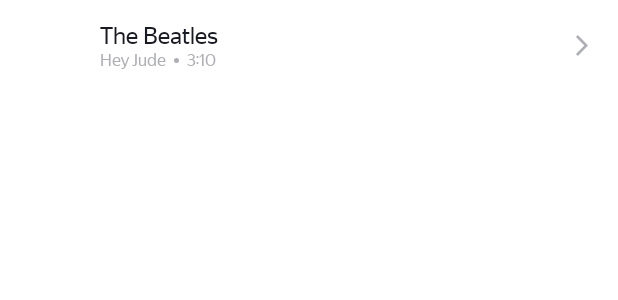
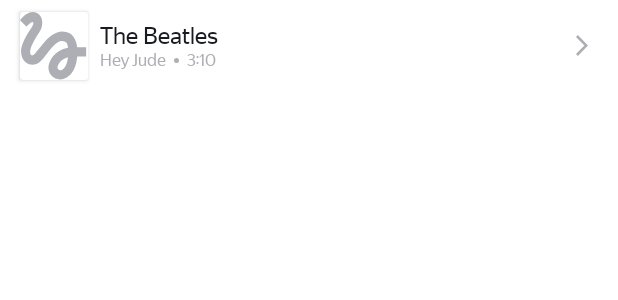
Before and after one commit to MalyhinIlya/PlaylistMaker, an Android app: the layout track_layout.xml on its own in the app's theme, with its tools: preview values and no code run, on a phone screen of 412 x 824 dp. Shown: the top 300 px of the screen. Run offline under Robolectric (Android 15) with nearby library versions, the phone set to English and light mode, and no system bars.

Commit message:
Спринт 10. Исправления. Добавлен плейсхолдер картинок альбомов. Закругления обложек

```diff
--- a/app/src/main/java/ru/practicum/playlistmaker/TrackViewHolder.kt
+++ b/app/src/main/java/ru/practicum/playlistmaker/TrackViewHolder.kt
@@ -1,9 +1,11 @@
 package ru.practicum.playlistmaker
 
 import android.app.Application
+import android.graphics.drawable.Drawable
 import android.view.View
 import android.widget.ImageView
 import android.widget.TextView
+import androidx.core.content.ContextCompat
 import androidx.recyclerview.widget.RecyclerView
 import com.bumptech.glide.Glide
 import ru.practicum.playlistmaker.model.Track
@@ -16,7 +18,9 @@ class TrackViewHolder(itemView: View): RecyclerView.ViewHolder(itemView) {
     val trackDuration = itemView.findViewById<TextView>(R.id.track_duration)
 
     fun bind(track: Track) {
-        Glide.with(itemView).load(track.artworkUrl).into(albumImg)
+        Glide.with(itemView).load(track.artworkUrl).into(albumImg).onLoadFailed(
+            ContextCompat.getDrawable(itemView.context, R.drawable.placeholder)
+        )
         artist.text = track.artistName
         trackName.text = track.trackName
         trackDuration.text = track.trackTime
--- /dev/null
+++ b/app/src/main/res/drawable/placeholder.xml
@@ -0,0 +1,9 @@
+<vector xmlns:android="http://schemas.android.com/apk/res/android"
+    android:width="35dp"
+    android:height="34dp"
+    android:viewportWidth="35"
+    android:viewportHeight="34">
+  <path
+      android:pathData="M3.281,7.294C4.594,5.963 5.906,4.762 6.488,5.006C7.425,5.381 6.488,6.938 5.925,7.856C5.456,8.644 0.563,15.15 0.563,19.688C0.563,22.087 1.462,24.075 3.075,25.275C4.481,26.325 6.338,26.644 8.025,26.138C10.031,25.556 11.681,23.513 13.762,20.944C16.031,18.15 19.069,14.494 21.413,14.494C24.469,14.494 24.506,16.388 24.712,17.85C17.625,19.05 14.625,24.731 14.625,27.919C14.625,31.106 17.325,33.713 20.644,33.713C23.7,33.713 28.688,31.219 29.438,22.275H34.05V17.587H29.419C29.138,14.494 27.375,9.712 21.862,9.712C17.644,9.712 14.025,13.294 12.6,15.038C11.512,16.406 8.738,19.688 8.306,20.138C7.838,20.7 7.031,21.712 6.225,21.712C5.381,21.712 4.875,20.156 5.55,18.112C6.206,16.069 8.175,12.75 9.019,11.512C10.481,9.375 11.456,7.912 11.456,5.363C11.456,1.294 8.381,0 6.75,0C4.275,0 2.119,1.875 1.65,2.344C0.975,3.019 0.412,3.581 0,4.088L3.281,7.294ZM20.7,29.156C20.119,29.156 19.313,28.669 19.313,27.806C19.313,26.681 20.681,23.681 24.694,22.631C24.131,27.675 22.013,29.156 20.7,29.156Z"
+      android:fillColor="#AEAFB4"/>
+</vector>
--- a/app/src/main/res/layout/track_layout.xml
+++ b/app/src/main/res/layout/track_layout.xml
@@ -6,13 +6,23 @@
     android:layout_height="wrap_content"
     android:orientation="horizontal">
 
-    <ImageView
-        android:id="@+id/album_img"
+    <androidx.cardview.widget.CardView
         android:layout_width="@dimen/album_image_length"
         android:layout_height="@dimen/album_image_length"
+        android:layout_marginStart="@dimen/album_start_margin"
         android:layout_marginVertical="@dimen/album_vert_margin"
-        android:layout_marginStart="@dimen/album_start_margin"
-        android:layout_marginEnd="@dimen/album_end_margin" />
+        android:layout_marginEnd="@dimen/album_end_margin"
+        app:cardCornerRadius="2dp">
+
+        <ImageView
+            android:id="@+id/album_img"
+            android:layout_width="match_parent"
+            android:layout_height="match_parent"
+            android:background="@drawable/placeholder"
+
+            />
+    </androidx.cardview.widget.CardView>
+
 
     <LinearLayout
         android:layout_width="match_parent"
```
